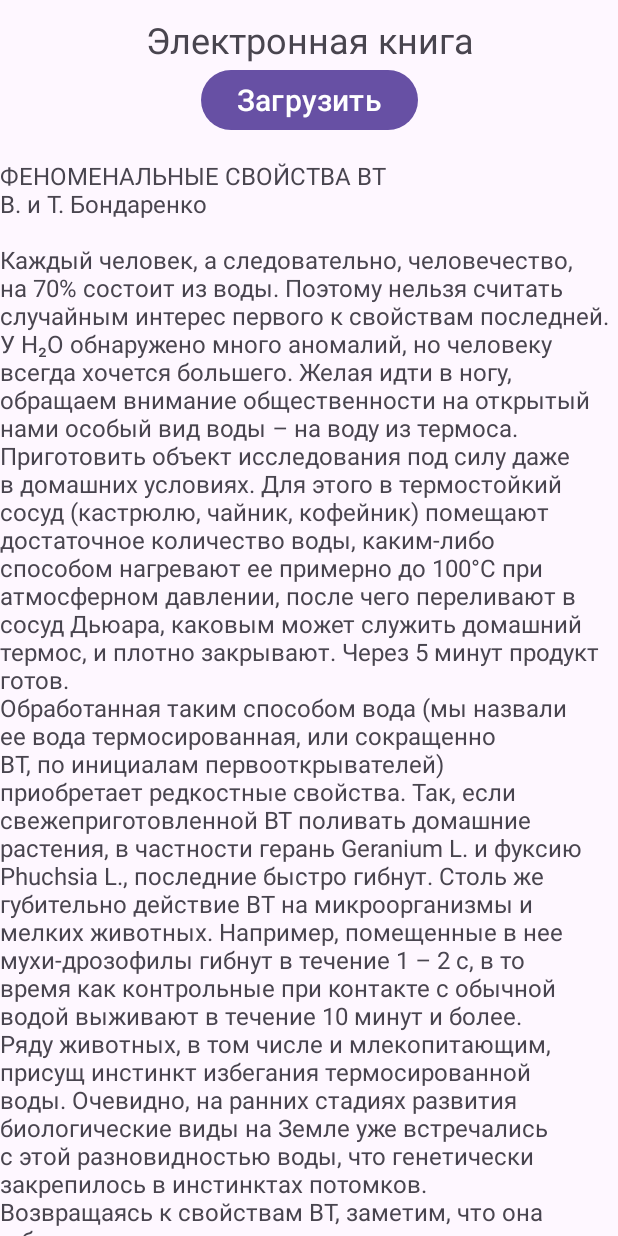
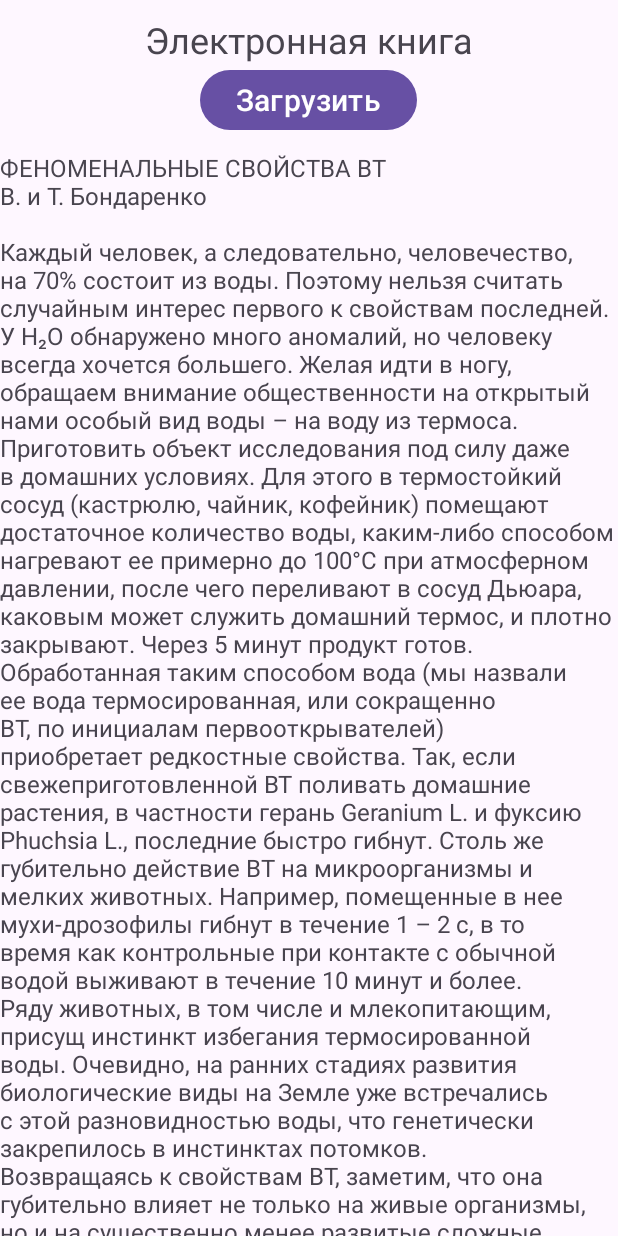
Before and after one commit to NikPotap/RelativeLayout_ToggleButton_ScrollView, an Android app: the screen it shows after launch (MainActivity), after a tap on "Загрузить", on a phone screen of 412 x 824 dp. Run offline under Robolectric (Android 15) with nearby library versions, the phone set to English and light mode, and no system bars.

Commit message:
Исправлена ошибка с преобрахованием текста в list. Обнаружено "уползание" окна скроллинга под нижнюю часть экрана. Решения найти пока не удалось. Добил текст пустыми строками. Заменил androidx.constraintlayout.widget.ConstraintLayout на LinearLayout и немного скорректировал макет, чтобы элементы были вверху и центрировались. До этого область прокрутки уползала вниз на величину расстояния от верха, до верха экрана, поэтому и не было видно нижние строки. После изменений. Область прокутки не уползает за пределы экрана снизу, но всё равно последняя строка под нижним баром.

```diff
--- a/app/src/main/res/layout/activity_main.xml
+++ b/app/src/main/res/layout/activity_main.xml
@@ -1,19 +1,27 @@
 <?xml version="1.0" encoding="utf-8"?>
-<androidx.constraintlayout.widget.ConstraintLayout xmlns:android="http://schemas.android.com/apk/res/android"
+<LinearLayout xmlns:android="http://schemas.android.com/apk/res/android"
     xmlns:app="http://schemas.android.com/apk/res-auto"
     xmlns:tools="http://schemas.android.com/tools"
     android:id="@+id/main"
     android:layout_width="match_parent"
     android:layout_height="match_parent"
+    android:layout_gravity="top"
+    android:gravity="top"
     android:orientation="vertical"
     tools:context=".MainActivity">
+
+    <LinearLayout
+        android:id="@+id/titleLL"
+        android:layout_width="match_parent"
+        android:layout_height="wrap_content"
+        android:gravity="center"
+        android:orientation="vertical">
 
         <TextView
             android:id="@+id/titleTV"
             android:layout_width="wrap_content"
             android:layout_height="wrap_content"
             android:layout_marginTop="@dimen/margin_10dp"
-        android:gravity="center"
             android:text="@string/app_name"
             android:textSize="@dimen/title_text_24sp"
             app:layout_constraintEnd_toEndOf="parent"
@@ -30,28 +38,27 @@
             app:layout_constraintStart_toStartOf="parent"
             app:layout_constraintTop_toBottomOf="@+id/titleTV"
             tools:ignore="MissingConstraints" />
+    </LinearLayout>
 
     <ScrollView
         android:id="@+id/scrollViewSV"
         android:layout_width="match_parent"
         android:layout_height="wrap_content"
-        android:layout_marginTop="@dimen/margin_10dp"
-        android:layout_marginRight="@dimen/margin_5dp"
         app:layout_constraintBottom_toBottomOf="parent"
-        app:layout_constraintTop_toBottomOf="@+id/loadBTN"
-        app:layout_constraintVertical_bias="0.005"
-        app:layout_constraintBaseline_creator="@android:integer/status_bar_notification_info_maxnum">
+        app:layout_constraintTop_toBottomOf="@+id/titleLL"
+        app:layout_constraintVertical_bias="0.036"
+        tools:ignore="MissingConstraints"
+        tools:layout_editor_absoluteX="0dp">
 
         <TextView
             android:id="@+id/contentTV"
             android:layout_width="match_parent"
             android:layout_height="wrap_content"
-            android:layout_marginTop="@dimen/margin_5dp"
-            android:text=""
+            android:layout_marginTop="@dimen/margin_10dp"
             android:textSize="@dimen/content"
-            app:layout_constraintBottom_toBottomOf="@+id/scrollView"
+            app:layout_constraintBottom_toBottomOf="parent"
+            app:layout_constraintEnd_toEndOf="parent"
             app:layout_constraintStart_toStartOf="parent"
-            app:layout_constraintTop_toTopOf="parent"
-            app:layout_constraintEnd_toEndOf="parent"/>
+            app:layout_constraintTop_toBottomOf="@+id/loadBTN" />
     </ScrollView>
-</androidx.constraintlayout.widget.ConstraintLayout>
+</LinearLayout>
--- a/app/src/main/res/values/strings.xml
+++ b/app/src/main/res/values/strings.xml
@@ -9,11 +9,6 @@
         \nОбнаруженная нами аномалия позволяет по-новому взглянуть и на проблему старения. Как известно, человек представляет собой термостат (то есть в известном приближении термос). Значит, процесс старения следует рассматривать как следствие накопления в организме термосированной воды. Энергию активации перехода Н₂О в ВТ несложно оценить. Вода в термосе переходит в ВТ-форму уже через 5 минут (t1), человек живет в среднем 70 лет (t2), отсюда по закону Аррениуса t1/t2 ≈ ехр[(–ΔЕ /R)(1/Т1 – 1/Т2)], где Т1 и Т2 – температуры человека и термоса. Расчетное значение ΔЕ ≈ 48 ккал/моль позволяет предположить перестройку химической структуры, например, инверсию Н₂О → ОН₂. Однако, современные методы анализа непригодны для идентификации такого рода реакций.
         \nЗагадки ВТ еще ждут своих исследователей. Чтобы дать импульс будущим работам в этой области, сообщим предварительный результат последних экспериментов: при регулярном поливе Geranium L. и Phuchsia L. термосированной водой, охлажденной до 20°С, названные растения хорошо развивались и своевременно цвели. Это свидетельствует о глубоких структурных перестройках в ВТ при изменении ее внутренней энергии и позволяет надеяться на широкое использование воды термосированной охлажденной (ВТО) в растениеводстве.
         \n
-        \n
-        \n
-        \n
-        \n
-        \n
     </string>
     <string name="test_content">два слова</string>
 
```
Lines whose indentation alone changed are shown as unchanged.
